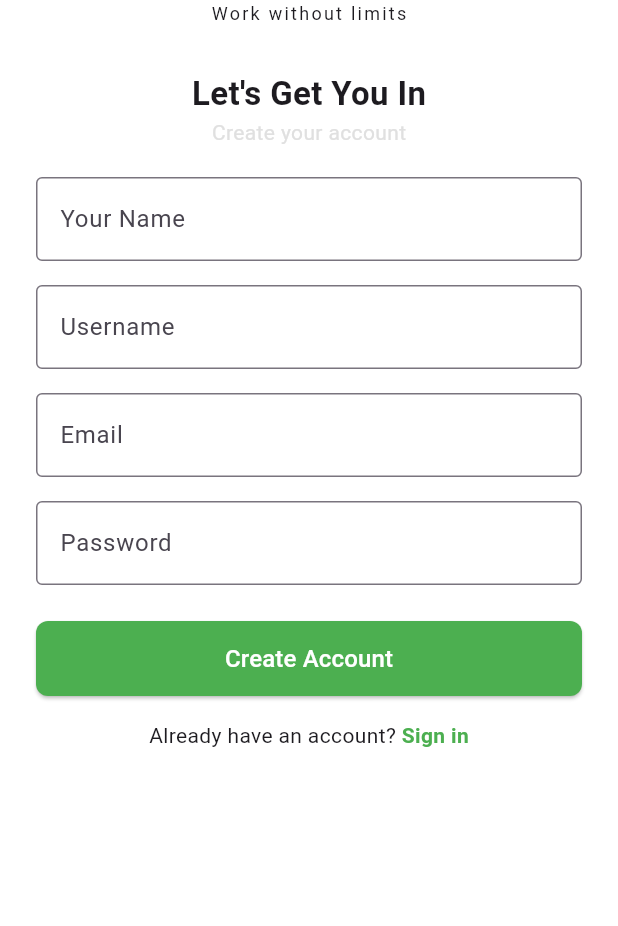
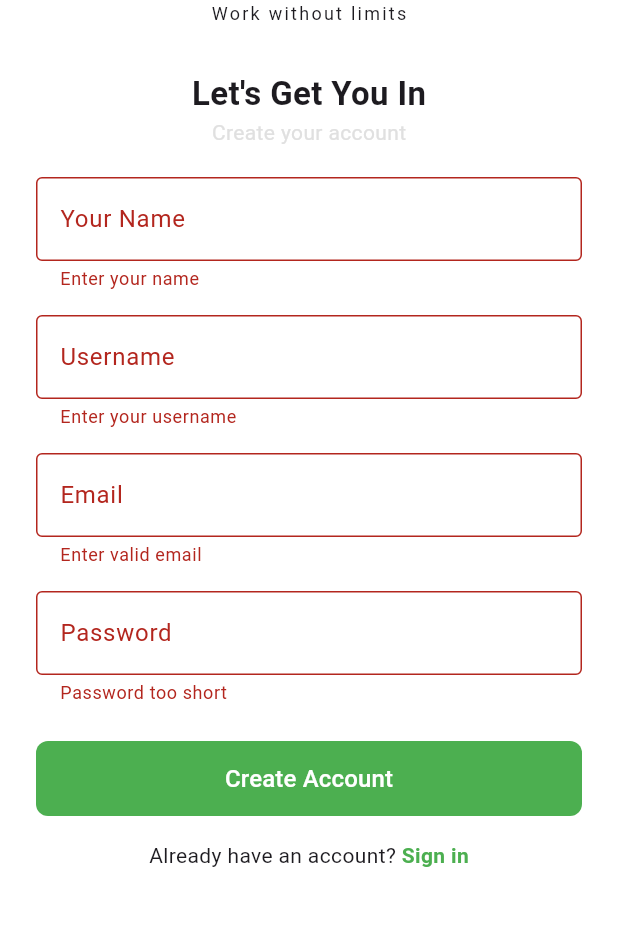
Before and after one commit to prcabrah/Profile_Ui, a Flutter app: the SignupScreen screen opened directly, after a tap on "Create Account", on a phone screen of 412 x 824 dp, the part 105-1031 px from its top. Run offline on Flutter 3.47's test engine with Material 3 defaults, Android fonts, the phone set to English and light mode, and no system bars; our stand-ins replace font_awesome_flutter.

Commit message:
navigation ui

```diff
--- a/lib/main.dart
+++ b/lib/main.dart
@@ -1,5 +1,5 @@
 import 'package:flutter/material.dart';
-import 'package:font_awesome_flutter/font_awesome_flutter.dart';
+// import 'package:font_awesome_flutter/font_awesome_flutter.dart';
 import 'screen/auth/splash_screen.dart';
 
 void main() => runApp(ProfileApp());
--- a/lib/screen/auth/signUp_screen.dart
+++ b/lib/screen/auth/signUp_screen.dart
@@ -1,11 +1,13 @@
 import 'package:flutter/material.dart';
 import 'package:profile_ui/main.dart';
 import 'package:profile_ui/screen/auth/signIn_screen.dart';
+import 'package:profile_ui/screen/dashboard/dashboard.dart';
 // import 'package:profile_ui/main.dart';
 // import 'package:profile_ui/screen/auth/signIn_screen.dart';
 
 class SignupScreen extends StatelessWidget {
-  const SignupScreen({super.key});
+  SignupScreen({super.key});
+  final GlobalKey<FormState> _formKey = GlobalKey<FormState>();
 
   @override
   Widget build(BuildContext context) {
@@ -15,7 +17,7 @@ class SignupScreen extends StatelessWidget {
         child: SingleChildScrollView(
           padding: EdgeInsets.symmetric(horizontal: 24),
           child: Form(
-            key: GlobalKey<FormState>(),
+            key: _formKey,
             child: Column(
               // crossAxisAlignment: CrossAxisAlignment.start,
               children: [
@@ -77,8 +79,9 @@ class SignupScreen extends StatelessWidget {
                     border: OutlineInputBorder(),
                     hintText: 'Enter your email address',
                   ),
-                  validator: (value) =>
-                      value!.contains("@") ? "Enter valid email" : null,
+                  validator: (value) => value!.isEmpty || !value.contains('@')
+                      ? "Enter valid email"
+                      : null,
                 ),
                 SizedBox(height: 16),
                 TextFormField(
@@ -93,15 +96,23 @@ class SignupScreen extends StatelessWidget {
                 ),
                 SizedBox(height: 24),
                 SizedBox(
-                  width: double.infinity,
+                  width: MediaQuery.of(context).size.width,
                   height: 50,
                   child: ElevatedButton(
-                    onPressed: () {},
+                    onPressed: () {
+                      final res = _formKey.currentState?.validate();
+                      if (res == true) {
+                        Navigator.of(
+                          context,
+                        ).push(MaterialPageRoute(builder: (_) => Dashboard()));
+                      }
+                    },
                     style: ElevatedButton.styleFrom(
                       backgroundColor: Colors.green,
                       shape: RoundedRectangleBorder(
                         borderRadius: BorderRadius.circular(8),
                       ),
+                      elevation: 0,
                     ),
                     child: Text(
                       "Create Account",
```
Also changed, not shown: lib/screen/auth/signIn_screen.dart (+26 -1 lines).
